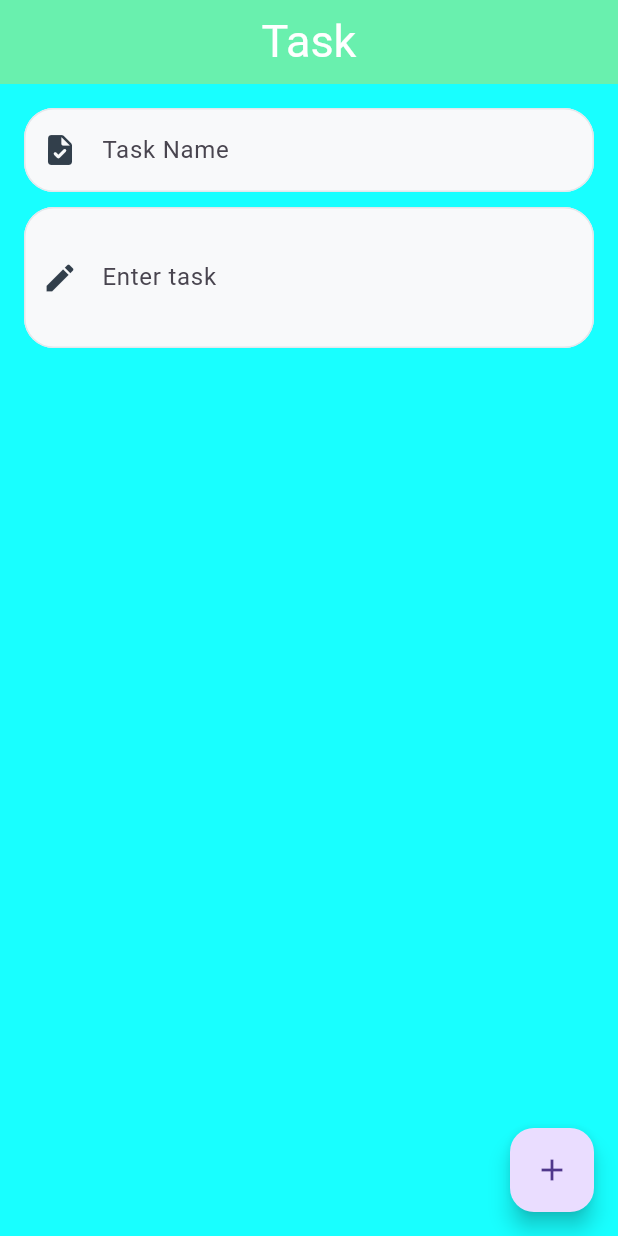
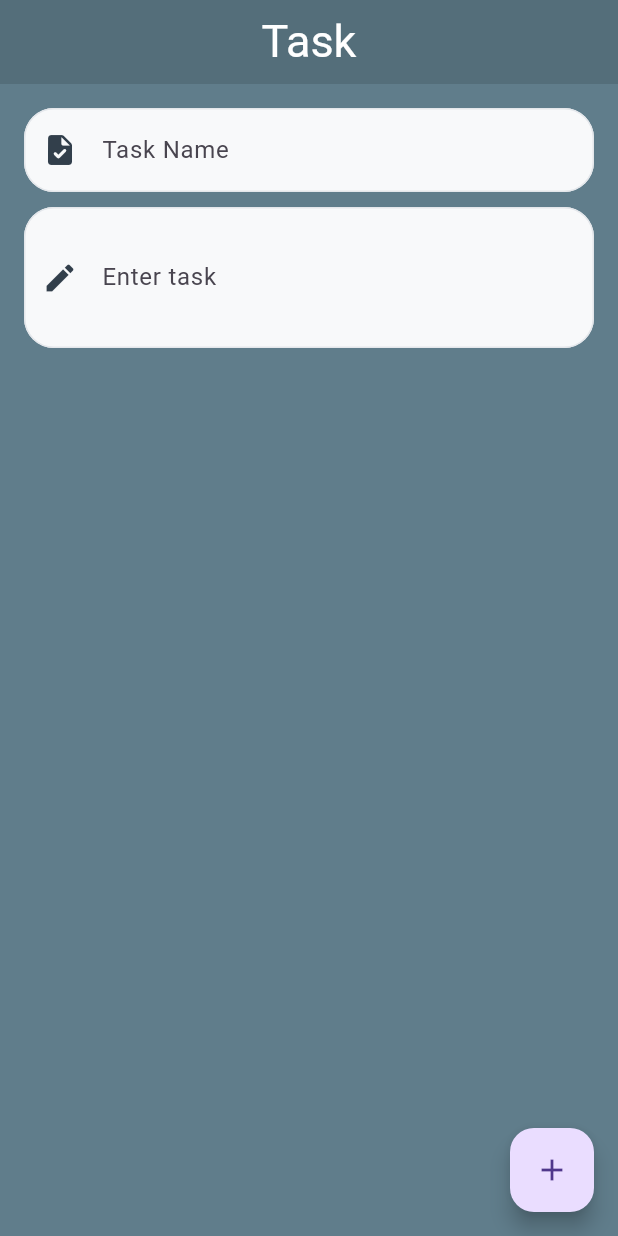
Before and after one commit to Aamir-sf/demo_list, a Flutter app: the screen it shows after launch, on a phone screen of 412 x 824 dp. Run offline on Flutter 3.47's test engine with Material 3 defaults, Android fonts, the light colour scheme and no system bars.

Commit message:
first commit second commit thire commit

```diff
--- a/lib/screen/view.dart
+++ b/lib/screen/view.dart
@@ -13,23 +13,26 @@ class _MyAppState extends State<Screen> {
   final TextEditingController _taskController = TextEditingController();
   final TextEditingController _secondTaskController = TextEditingController();
   final List<String> _tasks = [];
+  final List<String> _tasks1 = [];
 
   void _addTask() {
     if (_taskController.text.isNotEmpty) {
       setState(() {
         _tasks.add(_taskController.text);
+        _tasks1.add(_secondTaskController.text);
         _taskController.clear();
+        _secondTaskController.clear();
       });
     }
   }
 
   @override
   Widget build(BuildContext context) {
-    return  Scaffold(
-        backgroundColor: Colors.cyanAccent,
+    return Scaffold(
+        backgroundColor: Colors.blueGrey,
         appBar: AppBar(
-          backgroundColor: Colors.greenAccent,
-          title: Center(
+          backgroundColor: Colors.blueGrey[600],
+          title: const Center(
             child: Text(
               'Task',
               style: TextStyle(color: Colors.white, fontSize: 30),
@@ -60,11 +63,11 @@ class _MyAppState extends State<Screen> {
                   ),
                 ),
               ),
-              SizedBox(height: 10),
+             const SizedBox(height: 10),
               TextField(
                 controller: _secondTaskController,
                 decoration: InputDecoration(
-                  contentPadding: EdgeInsets.symmetric(vertical: 35.0),
+                  contentPadding:const EdgeInsets.symmetric(vertical: 35.0),
                   hintText: 'Enter task',
                   fillColor: const Color(0xffF8F9FA),
                   filled: true,
@@ -82,15 +85,16 @@ class _MyAppState extends State<Screen> {
                   ),
                 ),
               ),
-              SizedBox(height: 20),
+             const SizedBox(height: 20),
               Expanded(
                 child: ListView.builder(
                   itemCount: _tasks.length,
                   itemBuilder: (context, index) {
-                    return ListTile(
-                      title: Center(
-                        child: Text(_tasks[index], style: TextStyle(fontSize: 20)),
-                      ),
+                    return Column(
+                      children: [
+                        Text("${_tasks[index]}"),
+                        Text("${_tasks1[index]}"),
+                      ],
                     );
                   },
                 ),
@@ -100,7 +104,7 @@ class _MyAppState extends State<Screen> {
         ),
         floatingActionButton: FloatingActionButton(
           onPressed: _addTask,
-          child: Icon(Icons.add),
+          child: const Icon(Icons.add),
         ),
     );
   }
```
Also changed, not shown: pubspec.lock.
